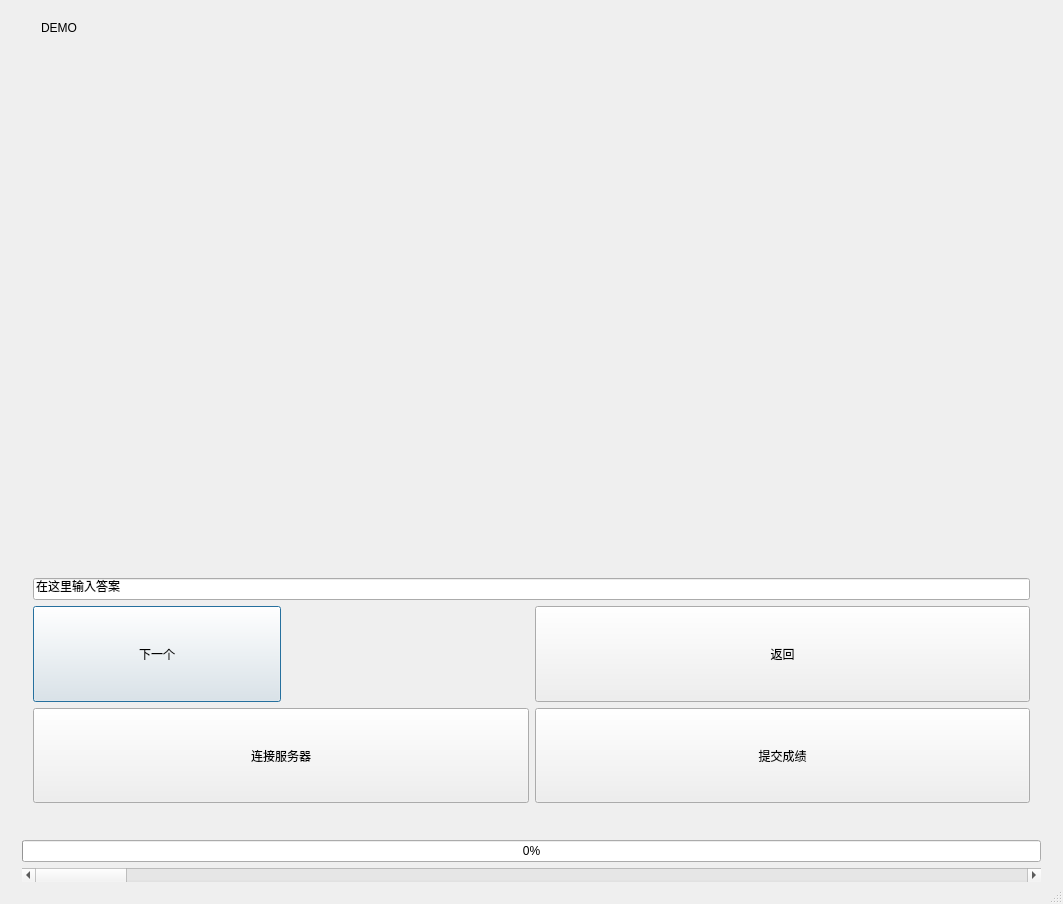
KangHsi/handwritten, file wrt_window.ui: the form before one commit.
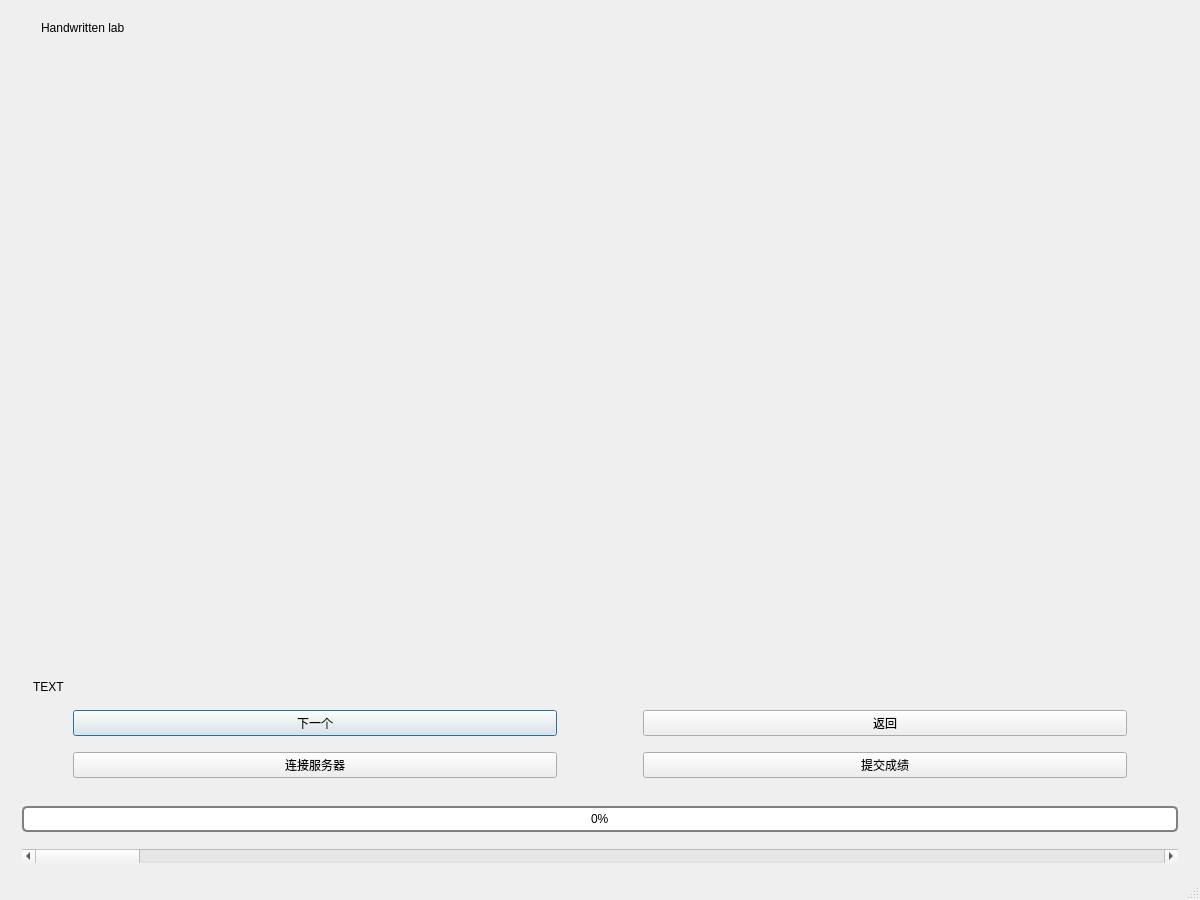
The form after the commit.

Patch:
```diff
--- a/wrt_window.ui
+++ b/wrt_window.ui
@@ -6,10 +6,16 @@
    <rect>
     <x>0</x>
     <y>0</y>
-    <width>1063</width>
-    <height>904</height>
+    <width>1200</width>
+    <height>900</height>
    </rect>
   </property>
+  <property name="minimumSize">
+   <size>
+    <width>1200</width>
+    <height>900</height>
+   </size>
+  </property>
   <property name="windowTitle">
    <string>wrt_window</string>
   </property>
@@ -81,7 +87,7 @@
          <string notr="true">font: 10pt &quot;微软雅黑&quot;;</string>
         </property>
         <property name="text">
-         <string>DEMO</string>
+         <string>Handwritten lab</string>
         </property>
         <property name="alignment">
          <set>Qt::AlignLeading|Qt::AlignLeft|Qt::AlignVCenter</set>
@@ -250,6 +256,12 @@
      <layout class="QVBoxLayout" name="verticalLayout">
       <item>
        <widget class="QWidget" name="canvas" native="true">
+        <property name="sizePolicy">
+         <sizepolicy hsizetype="Expanding" vsizetype="Maximum">
+          <horstretch>0</horstretch>
+          <verstretch>0</verstretch>
+         </sizepolicy>
+        </property>
         <property name="minimumSize">
          <size>
           <width>0</width>
@@ -272,21 +284,31 @@
       </item>
       <item>
        <widget class="QWidget" name="answerbox" native="true">
+        <property name="sizePolicy">
+         <sizepolicy hsizetype="Preferred" vsizetype="Fixed">
+          <horstretch>0</horstretch>
+          <verstretch>0</verstretch>
+         </sizepolicy>
+        </property>
+        <property name="minimumSize">
+         <size>
+          <width>0</width>
+          <height>200</height>
+         </size>
+        </property>
+        <property name="maximumSize">
+         <size>
+          <width>16777215</width>
+          <height>200</height>
+         </size>
+        </property>
         <layout class="QGridLayout" name="gridLayout_6">
-         <item row="0" column="0" colspan="2">
-          <layout class="QGridLayout" name="gridLayout_5">
-           <item row="0" column="0">
-            <widget class="QLineEdit" name="lineEdit">
-             <property name="text">
-              <string>在这里输入答案</string>
-             </property>
-            </widget>
-           </item>
-          </layout>
-         </item>
-         <item row="1" column="0">
+         <property name="topMargin">
+          <number>11</number>
+         </property>
+         <item row="5" column="0">
           <layout class="QGridLayout" name="gridLayout">
-           <item row="1" column="0">
+           <item row="1" column="1">
             <widget class="QPushButton" name="next_button">
              <property name="sizePolicy">
               <sizepolicy hsizetype="Expanding" vsizetype="Expanding">
@@ -311,11 +333,30 @@
              </property>
             </widget>
            </item>
-           <item row="1" column="1">
+           <item row="1" column="2">
             <spacer name="horizontalSpacer">
              <property name="orientation">
               <enum>Qt::Horizontal</enum>
              </property>
+             <property name="sizeType">
+              <enum>QSizePolicy::Fixed</enum>
+             </property>
+             <property name="sizeHint" stdset="0">
+              <size>
+               <width>40</width>
+               <height>20</height>
+              </size>
+             </property>
+            </spacer>
+           </item>
+           <item row="1" column="0">
+            <spacer name="horizontalSpacer_2">
+             <property name="orientation">
+              <enum>Qt::Horizontal</enum>
+             </property>
+             <property name="sizeType">
+              <enum>QSizePolicy::Fixed</enum>
+             </property>
              <property name="sizeHint" stdset="0">
               <size>
                <width>40</width>
@@ -326,9 +367,9 @@
            </item>
           </layout>
          </item>
-         <item row="1" column="1">
+         <item row="5" column="1">
           <layout class="QGridLayout" name="gridLayout_2">
-           <item row="0" column="0">
+           <item row="0" column="1">
             <widget class="QPushButton" name="back_button">
              <property name="sizePolicy">
               <sizepolicy hsizetype="Expanding" vsizetype="Expanding">
@@ -353,11 +394,43 @@
              </property>
             </widget>
            </item>
+           <item row="0" column="0">
+            <spacer name="horizontalSpacer_5">
+             <property name="orientation">
+              <enum>Qt::Horizontal</enum>
+             </property>
+             <property name="sizeType">
+              <enum>QSizePolicy::Fixed</enum>
+             </property>
+             <property name="sizeHint" stdset="0">
+              <size>
+               <width>40</width>
+               <height>20</height>
+              </size>
+             </property>
+            </spacer>
+           </item>
+           <item row="0" column="2">
+            <spacer name="horizontalSpacer_6">
+             <property name="orientation">
+              <enum>Qt::Horizontal</enum>
+             </property>
+             <property name="sizeType">
+              <enum>QSizePolicy::Fixed</enum>
+             </property>
+             <property name="sizeHint" stdset="0">
+              <size>
+               <width>40</width>
+               <height>20</height>
+              </size>
+             </property>
+            </spacer>
+           </item>
           </layout>
          </item>
-         <item row="2" column="0">
+         <item row="7" column="0">
           <layout class="QGridLayout" name="gridLayout_3">
-           <item row="0" column="0">
+           <item row="0" column="1">
             <widget class="QPushButton" name="connect_button">
              <property name="sizePolicy">
               <sizepolicy hsizetype="Expanding" vsizetype="Expanding">
@@ -382,11 +455,43 @@
              </property>
             </widget>
            </item>
+           <item row="0" column="2">
+            <spacer name="horizontalSpacer_3">
+             <property name="orientation">
+              <enum>Qt::Horizontal</enum>
+             </property>
+             <property name="sizeType">
+              <enum>QSizePolicy::Fixed</enum>
+             </property>
+             <property name="sizeHint" stdset="0">
+              <size>
+               <width>40</width>
+               <height>20</height>
+              </size>
+             </property>
+            </spacer>
+           </item>
+           <item row="0" column="0">
+            <spacer name="horizontalSpacer_4">
+             <property name="orientation">
+              <enum>Qt::Horizontal</enum>
+             </property>
+             <property name="sizeType">
+              <enum>QSizePolicy::Fixed</enum>
+             </property>
+             <property name="sizeHint" stdset="0">
+              <size>
+               <width>40</width>
+               <height>20</height>
+              </size>
+             </property>
+            </spacer>
+           </item>
           </layout>
          </item>
-         <item row="2" column="1">
+         <item row="7" column="1">
           <layout class="QGridLayout" name="gridLayout_4">
-           <item row="0" column="0">
+           <item row="0" column="1">
             <widget class="QPushButton" name="subbmit_button">
              <property name="sizePolicy">
               <sizepolicy hsizetype="Expanding" vsizetype="Expanding">
@@ -405,20 +510,146 @@
              </property>
             </widget>
            </item>
+           <item row="0" column="2">
+            <spacer name="horizontalSpacer_7">
+             <property name="orientation">
+              <enum>Qt::Horizontal</enum>
+             </property>
+             <property name="sizeType">
+              <enum>QSizePolicy::Fixed</enum>
+             </property>
+             <property name="sizeHint" stdset="0">
+              <size>
+               <width>40</width>
+               <height>20</height>
+              </size>
+             </property>
+            </spacer>
+           </item>
+           <item row="0" column="0">
+            <spacer name="horizontalSpacer_8">
+             <property name="orientation">
+              <enum>Qt::Horizontal</enum>
+             </property>
+             <property name="sizeType">
+              <enum>QSizePolicy::Fixed</enum>
+             </property>
+             <property name="sizeHint" stdset="0">
+              <size>
+               <width>40</width>
+               <height>20</height>
+              </size>
+             </property>
+            </spacer>
+           </item>
           </layout>
          </item>
+         <item row="0" column="0" colspan="2">
+          <layout class="QGridLayout" name="gridLayout_5">
+           <property name="sizeConstraint">
+            <enum>QLayout::SetFixedSize</enum>
+           </property>
+           <property name="topMargin">
+            <number>10</number>
+           </property>
+           <item row="2" column="0">
+            <widget class="QPlainTextEdit" name="plainTextEdit">
+             <property name="sizePolicy">
+              <sizepolicy hsizetype="Expanding" vsizetype="Fixed">
+               <horstretch>0</horstretch>
+               <verstretch>0</verstretch>
+              </sizepolicy>
+             </property>
+             <property name="minimumSize">
+              <size>
+               <width>0</width>
+               <height>50</height>
+              </size>
+             </property>
+             <property name="mouseTracking">
+              <bool>false</bool>
+             </property>
+             <property name="autoFillBackground">
+              <bool>true</bool>
+             </property>
+             <property name="styleSheet">
+              <string notr="true">background-color:transparent</string>
+             </property>
+             <property name="readOnly">
+              <bool>true</bool>
+             </property>
+            </widget>
+           </item>
+           <item row="3" column="0">
+            <widget class="QLabel" name="label">
+             <property name="sizePolicy">
+              <sizepolicy hsizetype="Preferred" vsizetype="Fixed">
+               <horstretch>0</horstretch>
+               <verstretch>0</verstretch>
+              </sizepolicy>
+             </property>
+             <property name="text">
+              <string>TEXT</string>
+             </property>
+            </widget>
+           </item>
+          </layout>
+         </item>
+         <item row="4" column="0" colspan="2">
+          <spacer name="verticalSpacer_2">
+           <property name="orientation">
+            <enum>Qt::Vertical</enum>
+           </property>
+           <property name="sizeType">
+            <enum>QSizePolicy::Fixed</enum>
+           </property>
+           <property name="sizeHint" stdset="0">
+            <size>
+             <width>40</width>
+             <height>10</height>
+            </size>
+           </property>
+          </spacer>
+         </item>
+         <item row="6" column="0" colspan="2">
+          <spacer name="verticalSpacer">
+           <property name="orientation">
+            <enum>Qt::Vertical</enum>
+           </property>
+           <property name="sizeType">
+            <enum>QSizePolicy::Fixed</enum>
+           </property>
+           <property name="sizeHint" stdset="0">
+            <size>
+             <width>40</width>
+             <height>10</height>
+            </size>
+           </property>
+          </spacer>
+         </item>
         </layout>
        </widget>
       </item>
-      <item>
-       <widget class="QLabel" name="label">
-        <property name="text">
-         <string/>
-        </property>
-       </widget>
-      </item>
       <item>
        <widget class="QProgressBar" name="progressBar">
+        <property name="styleSheet">
+         <string notr="true">QProgressBar {
+   border: 2px solid grey;
+   border-radius: 5px;
+   background-color: #FFFFFF;
+}
+ 
+QProgressBar::chunk {
+   background-color: #05B8CC;
+   width: 20px;
+}
+ 
+QProgressBar {
+   border: 2px solid grey;
+   border-radius: 5px;
+   text-align: center;
+}</string>
+        </property>
         <property name="value">
          <number>0</number>
         </property>
```
Left out of the diff: 6 changed lines with no effect on the pictures.
